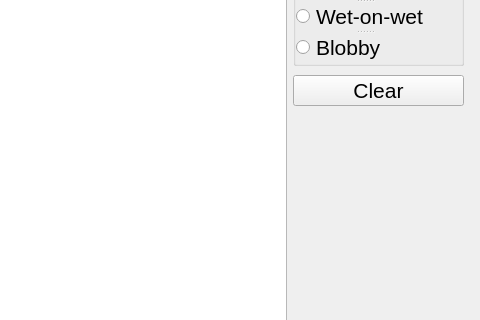
First picture: the form in TryWaterColor/mainwindow.ui, repository reijo1337/Watercolor, before the edit; both pictures show x 747 to 1227 and y 315 to 635 of the 1227 by 788 pixel window.
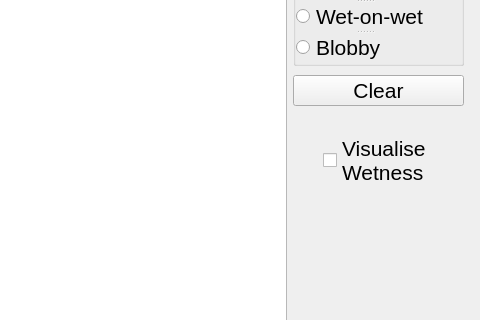
Second picture: the form after the edit.

```diff
--- a/TryWaterColor/mainwindow.ui
+++ b/TryWaterColor/mainwindow.ui
@@ -203,6 +203,25 @@
      <string>Clear</string>
     </property>
    </widget>
+   <widget class="QCheckBox" name="checkBox">
+    <property name="geometry">
+     <rect>
+      <x>1070</x>
+      <y>430</y>
+      <width>111</width>
+      <height>91</height>
+     </rect>
+    </property>
+    <property name="font">
+     <font>
+      <pointsize>16</pointsize>
+     </font>
+    </property>
+    <property name="text">
+     <string>Visualise
+Wetness</string>
+    </property>
+   </widget>
   </widget>
  </widget>
  <layoutdefault spacing="6" margin="11"/>
```
